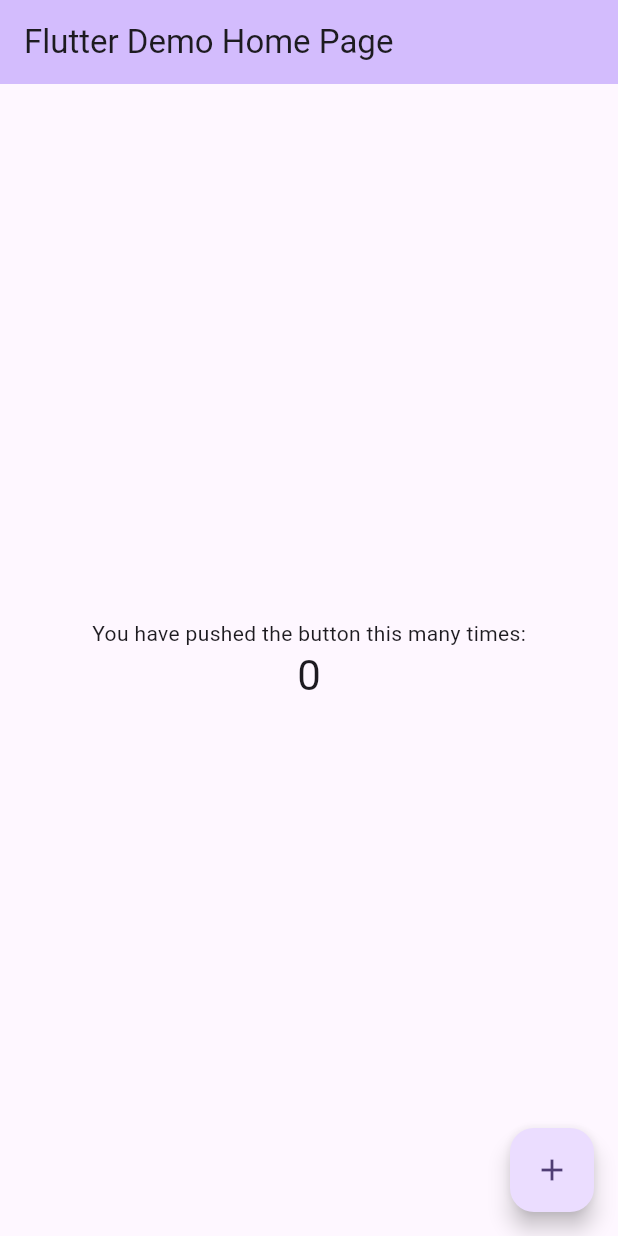
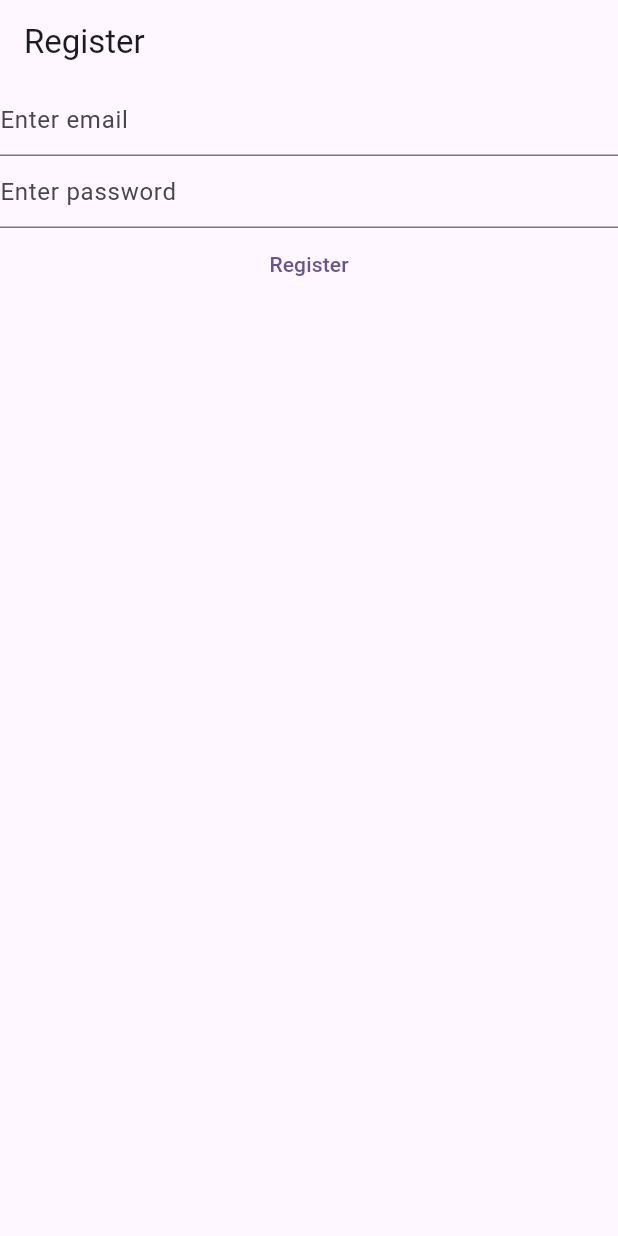
Before and after one commit to vivek-talreja/keepnotes, a Flutter app: the screen it shows after launch, on a phone screen of 412 x 824 dp. Run offline on Flutter 3.47's test engine with Material 3 defaults, Android fonts, the phone set to English and light mode, and no system bars; our stand-ins replace firebase_auth, firebase_core; accounts and stored records are empty.

Commit message:
register screen

```diff
--- a/lib/main.dart
+++ b/lib/main.dart
@@ -1,125 +1,81 @@
+import 'package:firebase_auth/firebase_auth.dart';
+import 'package:firebase_core/firebase_core.dart';
 import 'package:flutter/material.dart';
+import 'firebase_options.dart';
 
 void main() {
-  runApp(const MyApp());
-}
-
-class MyApp extends StatelessWidget {
-  const MyApp({super.key});
-
-  // This widget is the root of your application.
-  @override
-  Widget build(BuildContext context) {
-    return MaterialApp(
+  runApp(
+    MaterialApp(
       title: 'Flutter Demo',
       theme: ThemeData(
-        // This is the theme of your application.
-        //
-        // TRY THIS: Try running your application with "flutter run". You'll see
-        // the application has a purple toolbar. Then, without quitting the app,
-        // try changing the seedColor in the colorScheme below to Colors.green
-        // and then invoke "hot reload" (save your changes or press the "hot
-        // reload" button in a Flutter-supported IDE, or press "r" if you used
-        // the command line to start the app).
-        //
-        // Notice that the counter didn't reset back to zero; the application
-        // state is not lost during the reload. To reset the state, use hot
-        // restart instead.
-        //
-        // This works for code too, not just values: Most code changes can be
-        // tested with just a hot reload.
         colorScheme: ColorScheme.fromSeed(seedColor: Colors.deepPurple),
         useMaterial3: true,
       ),
-      home: const MyHomePage(title: 'Flutter Demo Home Page'),
-    );
-  }
+      home: const HomePage(),
+    ),
+  );
 }
 
-class MyHomePage extends StatefulWidget {
-  const MyHomePage({super.key, required this.title});
-
-  // This widget is the home page of your application. It is stateful, meaning
-  // that it has a State object (defined below) that contains fields that affect
-  // how it looks.
-
-  // This class is the configuration for the state. It holds the values (in this
-  // case the title) provided by the parent (in this case the App widget) and
-  // used by the build method of the State. Fields in a Widget subclass are
-  // always marked "final".
-
-  final String title;
+class HomePage extends StatefulWidget {
+  const HomePage({super.key});
 
   @override
-  State<MyHomePage> createState() => _MyHomePageState();
+  State<HomePage> createState() => _HomePageState();
 }
 
-class _MyHomePageState extends State<MyHomePage> {
-  int _counter = 0;
+class _HomePageState extends State<HomePage> {
+  late final TextEditingController _email;
+  late final TextEditingController _password;
 
-  void _incrementCounter() {
-    setState(() {
-      // This call to setState tells the Flutter framework that something has
-      // changed in this State, which causes it to rerun the build method below
-      // so that the display can reflect the updated values. If we changed
-      // _counter without calling setState(), then the build method would not be
-      // called again, and so nothing would appear to happen.
-      _counter++;
-    });
+  @override
+  void initState() {
+    _email = TextEditingController();
+    _password = TextEditingController();
+    super.initState();
+  }
+
+  @override
+  void dispose() {
+    _email.dispose();
+    _password.dispose();
+    super.dispose();
   }
 
   @override
   Widget build(BuildContext context) {
-    // This method is rerun every time setState is called, for instance as done
-    // by the _incrementCounter method above.
-    //
-    // The Flutter framework has been optimized to make rerunning build methods
-    // fast, so that you can just rebuild anything that needs updating rather
-    // than having to individually change instances of widgets.
     return Scaffold(
-      appBar: AppBar(
-        // TRY THIS: Try changing the color here to a specific color (to
-        // Colors.amber, perhaps?) and trigger a hot reload to see the AppBar
-        // change color while the other colors stay the same.
-        backgroundColor: Theme.of(context).colorScheme.inversePrimary,
-        // Here we take the value from the MyHomePage object that was created by
-        // the App.build method, and use it to set our appbar title.
-        title: Text(widget.title),
-      ),
-      body: Center(
-        // Center is a layout widget. It takes a single child and positions it
-        // in the middle of the parent.
-        child: Column(
-          // Column is also a layout widget. It takes a list of children and
-          // arranges them vertically. By default, it sizes itself to fit its
-          // children horizontally, and tries to be as tall as its parent.
-          //
-          // Column has various properties to control how it sizes itself and
-          // how it positions its children. Here we use mainAxisAlignment to
-          // center the children vertically; the main axis here is the vertical
-          // axis because Columns are vertical (the cross axis would be
-          // horizontal).
-          //
-          // TRY THIS: Invoke "debug painting" (choose the "Toggle Debug Paint"
-          // action in the IDE, or press "p" in the console), to see the
-          // wireframe for each widget.
-          mainAxisAlignment: MainAxisAlignment.center,
-          children: <Widget>[
-            const Text(
-              'You have pushed the button this many times:',
+        appBar: AppBar(
+          title: Text('Register'),
+        ),
+        body: Column(
+          children: [
+            TextField(
+              controller: _email,
+              decoration: const InputDecoration(
+                hintText: 'Enter email',
+              ),
             ),
-            Text(
-              '$_counter',
-              style: Theme.of(context).textTheme.headlineMedium,
+            TextField(
+              controller: _password,
+              decoration: const InputDecoration(
+                hintText: 'Enter password',
+              ),
+            ),
+            TextButton(
+              onPressed: () async {
+                await Firebase.initializeApp(
+                  options: DefaultFirebaseOptions.currentPlatform,
+                );
+                final userCredential =
+                    await FirebaseAuth.instance.createUserWithEmailAndPassword(
+                  email: _email.text,
+                  password: _password.text,
+                );
+                print("Credentials: $userCredential");
+              },
+              child: Text('Register'),
             ),
           ],
-        ),
-      ),
-      floatingActionButton: FloatingActionButton(
-        onPressed: _incrementCounter,
-        tooltip: 'Increment',
-        child: const Icon(Icons.add),
-      ), // This trailing comma makes auto-formatting nicer for build methods.
-    );
+        ));
   }
 }
```
Also changed, not shown: 2 other files.
